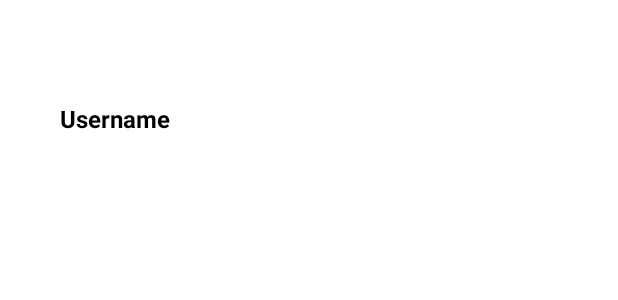
After one commit to bmirisola/cpe_490_chat_app, an Android app: the layout user_row_new_message.xml on its own in the app's theme, with its tools: preview values and no code run, on a phone screen of 412 x 824 dp. The commit adds this screen. Shown: the top 300 px of the screen. Run offline under Robolectric (Android 15) with nearby library versions, the phone set to English and light mode, and no system bars.

Commit message:
finished scrolling users

```diff
--- a/app/build.gradle
+++ b/app/build.gradle
@@ -1,6 +1,7 @@
 plugins {
     id 'com.android.application'
     id 'kotlin-android'
+    id 'kotlin-android-extensions'
 }
 
 android {
@@ -46,6 +47,9 @@ dependencies {
     implementation 'com.google.firebase:firebase-auth:19.3.2'
     implementation 'com.google.firebase:firebase-storage-ktx'
     implementation 'com.google.firebase:firebase-database-ktx'
+    implementation "com.xwray:groupie:2.7.0"
+    implementation 'com.squareup.picasso:picasso:2.71828'
+
     testImplementation 'junit:junit:4.+'
     androidTestImplementation 'androidx.test.ext:junit:1.1.2'
     androidTestImplementation 'androidx.test.espresso:espresso-core:3.3.0'
--- a/app/src/main/java/com/example/chatapp/SignInActivity.kt
+++ b/app/src/main/java/com/example/chatapp/SignInActivity.kt
@@ -1,5 +1,6 @@
 package com.example.chatapp
 
+import android.content.Intent
 import android.os.Bundle
 import android.util.Log
 import android.widget.Button
@@ -37,6 +38,9 @@ class SignInActivity : AppCompatActivity() {
                             "Successfully logged in",
                             Toast.LENGTH_LONG
                         ).show()
+                        val intent = Intent(this, LatestMessageActivity::class.java)
+                        intent.flags = Intent.FLAG_ACTIVITY_CLEAR_TASK.or(Intent.FLAG_ACTIVITY_NEW_TASK)
+                        startActivity(intent)
                     }
                 }.addOnFailureListener {
                     Log.d("MainActivity", "Failed to log in: ${it.message}")
--- /dev/null
+++ b/app/src/main/res/layout/user_row_new_message.xml
@@ -0,0 +1,23 @@
+<?xml version="1.0" encoding="utf-8"?>
+<androidx.constraintlayout.widget.ConstraintLayout xmlns:android="http://schemas.android.com/apk/res/android"
+    xmlns:app="http://schemas.android.com/apk/res-auto"
+    xmlns:tools="http://schemas.android.com/tools"
+    android:layout_width="match_parent"
+    android:layout_height="match_parent">
+    xmlns:app="http://schemas.android.com/apk/res-auto"
+
+    <TextView
+        android:id="@+id/username_textview_new_message"
+        android:layout_width="252dp"
+        android:layout_height="21dp"
+        android:layout_marginStart="40dp"
+        android:layout_marginLeft="40dp"
+        android:layout_marginTop="68dp"
+        android:text="Username"
+        android:textColor="@android:color/black"
+        android:textSize="16sp"
+        android:textStyle="bold"
+        app:layout_constraintStart_toStartOf="parent"
+        app:layout_constraintTop_toTopOf="parent" />
+
+</androidx.constraintlayout.widget.ConstraintLayout>
```
Also changed, not shown: app/src/main/AndroidManifest.xml (+12 -1 lines), app/src/main/java/com/example/chatapp/LatestMessageActivity.kt (+38 -0 lines), app/src/main/java/com/example/chatapp/MainActivity.kt (+8 -1 lines), app/src/main/java/com/example/chatapp/NewMessageActivity.kt (added, +67 -0 lines), app/src/main/res/layout/activity_new_message.xml (added, +24 -0 lines), app/src/main/res/menu/navigation_menu.xml (added, +13 -0 lines).
